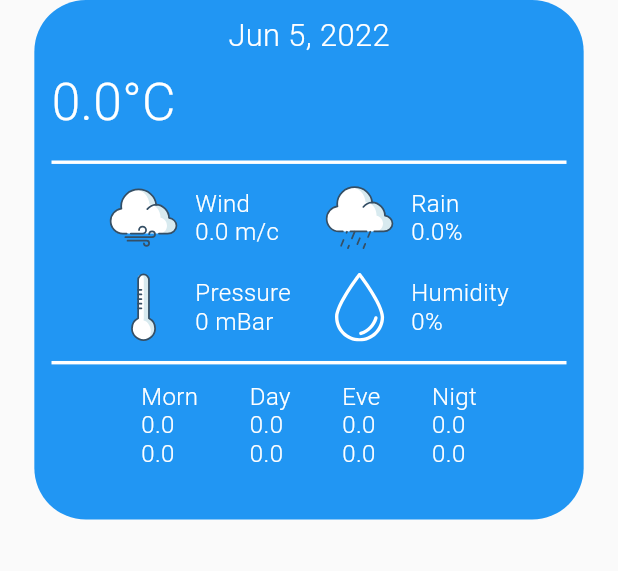
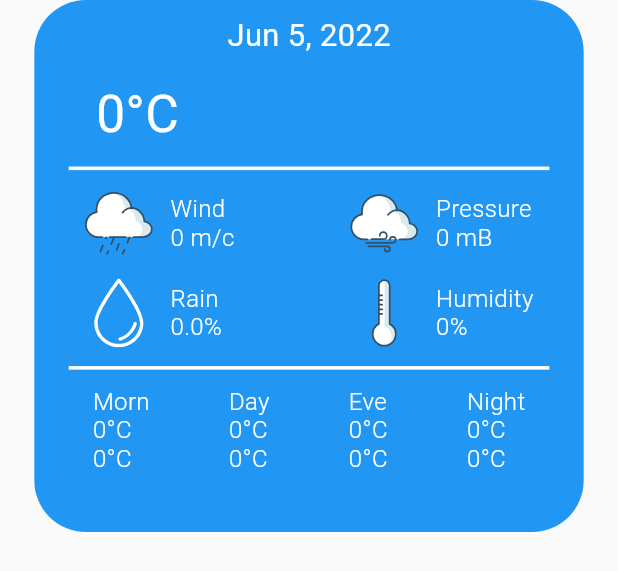
Before and after one commit to RedFox802/FlutterWeatherProject, a Flutter app: the WeatherContainer widget shown alone on an empty page, opened directly with empty values, on a phone screen of 412 x 824 dp. Shown: the top 571 px of the screen. Run offline on Flutter 3.47's test engine with Material 2 defaults, Android fonts, the phone set to English and light mode, and no system bars; our stand-ins replace dio, flutter_bloc, flutter_form_builder, flutter_screenutil, flutter_svg, form_field_validator and 1 more; network calls fail.

Commit message:
исправлены entity и рисовка

```diff
--- a/lib/common_components/app_bars/default_app_bar.dart
+++ b/lib/common_components/app_bars/default_app_bar.dart
@@ -25,7 +25,10 @@ class DefaultAppBar extends StatelessWidget with PreferredSizeWidget {
     return PreferredSize(
       preferredSize: const Size.fromHeight(80.0),
       child: AppBar(
-        title: Text(titleText, style: AppTextStyle.normalW300S18),
+        title: Text(
+          titleText,
+          style: AppTextStyle.normalW400S18,
+        ),
         centerTitle: true,
         leading: canPop
             ? IconButton(
--- a/lib/common_components/line.dart
+++ /dev/null
@@ -1,20 +0,0 @@
-import 'package:flutter/material.dart';
-import 'package:flutter_screenutil/flutter_screenutil.dart';
-
-class Line extends StatelessWidget {
-  const Line({Key? key}) : super(key: key);
-
-  @override
-  Widget build(BuildContext context) {
-    return Padding(
-      padding: EdgeInsets.symmetric(vertical: 10.h),
-      child: Container(
-        width: 300.w,
-        decoration: BoxDecoration(
-          border: BorderDirectional(
-              bottom: BorderSide(width: 2.w, color: Colors.white)),
-        ),
-      ),
-    );
-  }
-}
--- a/lib/common_components/text_styles/app_text_styles.dart
+++ b/lib/common_components/text_styles/app_text_styles.dart
@@ -5,13 +5,13 @@ class AppTextStyle {
 
   static final TextStyle normalW300S30 = TextStyle(
     fontSize: 30.sp,
-    fontWeight: FontWeight.w300,
+    fontWeight: FontWeight.w400,
       color: Colors.white
   );
 
-  static final TextStyle normalW300S40 = TextStyle(
-    fontSize: 40.sp,
-    fontWeight: FontWeight.w300,
+  static final TextStyle normalW300S60 = TextStyle(
+    fontSize: 60.sp,
+    fontWeight: FontWeight.w400,
       color: Colors.white
   );
 
@@ -21,21 +21,40 @@ class AppTextStyle {
     color: Colors.white
   );
 
+  static final TextStyle normalW400S16 = TextStyle(
+      fontSize: 16.sp,
+      fontWeight: FontWeight.w400,
+      color: Colors.white
+  );
+
   static final TextStyle normalW300S14 = TextStyle(
     fontSize: 14.sp,
     fontWeight: FontWeight.w300,
       color: Colors.white
   );
 
-  static final TextStyle normalW300S18 = TextStyle(
+  static final TextStyle normalW400S18 = TextStyle(
     fontSize: 18.sp,
-    fontWeight: FontWeight.w300,
+    fontWeight: FontWeight.w400,
       color: Colors.white
   );
 
-  static final TextStyle normalW300S22 = TextStyle(
+  static final TextStyle normalW500S18 = TextStyle(
+      fontSize: 18.sp,
+      fontWeight: FontWeight.w500,
+      color: Colors.white
+  );
+
+
+  static final TextStyle normalW400S22 = TextStyle(
     fontSize: 22.sp,
-    fontWeight: FontWeight.w300,
+    fontWeight: FontWeight.w400,
+      color: Colors.white
+  );
+
+  static final TextStyle normalW500S22 = TextStyle(
+      fontSize: 22.sp,
+      fontWeight: FontWeight.w400,
       color: Colors.white
   );
 
--- a/lib/features/home_page/presentation/screen/home_screen.dart
+++ b/lib/features/home_page/presentation/screen/home_screen.dart
@@ -23,7 +23,7 @@ class HomeScreen extends StatelessWidget {
               child: Text(
                 'Choose your city',
                 textAlign: TextAlign.center,
-                style: AppTextStyle.normalW300S22,
+                style: AppTextStyle.normalW400S22,
               ),
             ),
             Padding(
@@ -61,7 +61,7 @@ class HomeScreen extends StatelessWidget {
                 },
                 child: Text(
                   "Confirm",
-                  style: AppTextStyle.normalW300S18,
+                  style: AppTextStyle.normalW400S18,
                 ),
               ),
             ),
--- a/lib/features/three_days_weather_page/entity/three_days_weather_entity.dart
+++ b/lib/features/three_days_weather_page/entity/three_days_weather_entity.dart
@@ -7,17 +7,17 @@ part 'three_days_weather_entity.g.dart';
 @freezed
 class ThreeDaysWeatherEntity with _$ThreeDaysWeatherEntity {
   const factory ThreeDaysWeatherEntity({
-    @Default(0) final double tempDay,
-    @Default(0) final double tempNight,
-    @Default(0) final double tempEve,
-    @Default(0) final double tempMorn,
-    @Default(0) final double feelsDay,
-    @Default(0) final double feelsNight,
-    @Default(0) final double feelsEve,
-    @Default(0) final double feelsMorn,
+    @Default(0) final int tempDay,
+    @Default(0) final int tempNight,
+    @Default(0) final int tempEve,
+    @Default(0) final int tempMorn,
+    @Default(0) final int feelsDay,
+    @Default(0) final int feelsNight,
+    @Default(0) final int feelsEve,
+    @Default(0) final int feelsMorn,
     @Default('') final String weatherMain,
     @Default('') final String weatherDescription,
-    @Default(0) final double windSpeed,
+    @Default(0) final int windSpeed,
     @Default(0) final int pressure,
     @Default(0) final int humidity,
     @Default(0) final double pop,
--- a/lib/features/three_days_weather_page/presentation/components/weather_container.dart
+++ b/lib/features/three_days_weather_page/presentation/components/weather_container.dart
@@ -4,7 +4,6 @@ import 'package:intl/intl.dart';
 import 'package:weather_app/common_components/text_styles/app_text_styles.dart';
 import 'package:weather_app/features/three_days_weather_page/entity/three_days_weather_entity.dart';
 
-import '../../../../common_components/line.dart';
 import '../../../../gen/assets.gen.dart';
 
 class WeatherContainer extends StatelessWidget {
@@ -23,68 +22,50 @@ class WeatherContainer extends StatelessWidget {
     return Padding(
       padding: EdgeInsets.symmetric(horizontal: 20.w),
       child: Container(
-        height: 290.h,
+        //вычитаем для отступов
+        height: MediaQuery.of(context).size.height / 2 - 48.h,
         decoration: BoxDecoration(
           borderRadius: BorderRadius.circular(30.r),
           color: Colors.blue,
         ),
         child: Column(
           children: [
-            SizedBox(height: 10.h),
-            Text(
+            Padding(
+              padding: EdgeInsets.symmetric(vertical: 10.h),
+              child: Text(
                 DateFormat.yMMMd().format(_date),
-              style: AppTextStyle.normalW300S18,
+                style: AppTextStyle.normalW400S18,
+              ),
             ),
             Padding(
-              padding: EdgeInsets.only(top: 10.h),
+              padding: EdgeInsets.symmetric(vertical: 6.h, horizontal: 36.w),
               child: Row(
+                mainAxisAlignment: MainAxisAlignment.spaceBetween,
                 children: [
-                  Padding(
-                    padding: EdgeInsets.only(bottom: 6.h, left: 10.w, right: 20.h),
-                    child: Text(
+                  Text(
                     "${entity.tempDay}°C",
                     style: AppTextStyle.normalW300S30,
                   ),
-                  ),
                   Text(
                     "${entity.weatherMain}\n${entity.weatherDescription}",
-                    style: AppTextStyle.normalW300S14,
+                    maxLines: 4,
+                    style: AppTextStyle.normalW400S16,
                     textAlign: TextAlign.center,
                   ),
                 ],
               ),
             ),
-            const Line(),
-            Row(
-              mainAxisAlignment: MainAxisAlignment.center,
+            Divider(
+              thickness: 2.h,
+              color: Colors.white,
+              endIndent: 20.w,
+              indent: 20.w,
+            ),
+            Padding(
+              padding: EdgeInsets.symmetric(vertical: 4.h, horizontal: 28.h),
+              child: Row(
+                mainAxisAlignment: MainAxisAlignment.spaceBetween,
                 children: [
-                Column(
-                  crossAxisAlignment: CrossAxisAlignment.start,
-                  children: [
-                    Row(
-                      children: [
-                        Assets.icons.iconWind.svg(width: 40.w, height: 40.h),
-                        SizedBox(width: 10.w),
-                        Text(
-                          "Wind\n${entity.windSpeed} m/c",
-                          style: AppTextStyle.normalW300S14,
-                        ),
-                      ],
-                    ),
-                    SizedBox(height: 10.h),
-                    Row(
-                      children: [
-                        Assets.icons.iconPreassure.svg(width: 40.w, height: 40.h),
-                        SizedBox(width: 10.w),
-                        Text(
-                          "Pressure\n${entity.pressure} mBar",
-                          style: AppTextStyle.normalW300S14,
-                        ),
-                      ],
-                    ),
-                  ],
-                ),
-                SizedBox(width: 20.w),
                   Column(
                     crossAxisAlignment: CrossAxisAlignment.start,
                     children: [
@@ -93,7 +74,7 @@ class WeatherContainer extends StatelessWidget {
                           Assets.icons.iconRain.svg(width: 40.w, height: 40.h),
                           SizedBox(width: 10.w),
                           Text(
-                          "Rain\n${entity.pop}%",
+                            "Wind\n${entity.windSpeed} m/c",
                             style: AppTextStyle.normalW300S14,
                           ),
                         ],
@@ -108,39 +89,71 @@ class WeatherContainer extends StatelessWidget {
                           ),
                           SizedBox(width: 10.w),
                           Text(
+                            "Rain\n${entity.pop}%",
+                            style: AppTextStyle.normalW300S14,
+                          ),
+                        ],
+                      ),
+                    ],
+                  ),
+                  Column(
+                    crossAxisAlignment: CrossAxisAlignment.start,
+                    children: [
+                      Row(
+                        children: [
+                          Assets.icons.iconWind.svg(width: 40.w, height: 40.h),
+                          SizedBox(width: 10.w),
+                          Text(
+                            "Pressure\n${entity.pressure} mB",
+                            style: AppTextStyle.normalW300S14,
+                          ),
+                        ],
+                      ),
+                      SizedBox(height: 10.h),
+                      Row(
+                        children: [
+                          Assets.icons.iconPreassure.svg(width: 40.w, height: 40.h),
+                          SizedBox(width: 10.w),
+                          Text(
                             "Humidity\n${entity.humidity}%",
                             style: AppTextStyle.normalW300S14,
                           ),
                         ],
                       ),
                     ],
-                )
+                  ),
                 ],
               ),
-            const Line(),
-            Row(
-              mainAxisAlignment: MainAxisAlignment.center,
+            ),
+            Divider(
+              thickness: 2.h,
+              color: Colors.white,
+              endIndent: 20.w,
+              indent: 20.w,
+            ),
+            Padding(
+              padding: EdgeInsets.symmetric(vertical: 4.h, horizontal: 34.w),
+              child: Row(
+                mainAxisAlignment: MainAxisAlignment.spaceBetween,
                 children: [
                   Text(
-                  'Morn\n${entity.tempMorn}\n${entity.feelsMorn}',
+                    'Morn\n${entity.tempMorn}°C\n${entity.feelsMorn}°C',
                     style: AppTextStyle.normalW300S14,
                   ),
-                SizedBox(width: 30.w),
                   Text(
-                  'Day\n${entity.tempDay}\n${entity.feelsDay}',
+                    'Day\n${entity.tempDay}°C\n${entity.feelsDay}°C',
                     style: AppTextStyle.normalW300S14,
                   ),
-                SizedBox(width: 30.w),
                   Text(
-                  'Eve\n${entity.tempEve}\n${entity.feelsEve}',
+                    'Eve\n${entity.tempEve}°C\n${entity.feelsEve}°C',
                     style: AppTextStyle.normalW300S14,
                   ),
-                SizedBox(width: 30.w),
                   Text(
-                  'Nigt\n${entity.tempNight}\n${entity.feelsNight}',
+                    'Night\n${entity.tempNight}°C\n${entity.feelsNight}°C',
                     style: AppTextStyle.normalW300S14,
                   ),
                 ],
+              ),
             ),
           ],
         ),
```
Also changed, not shown: lib/features/three_days_weather_page/data/dto/daily_dto/daily_dto.dart (+9 -9 lines), lib/features/three_days_weather_page/presentation/screen/three_days_weather_screen.dart (+12 -21 lines), lib/features/today_weather_page/data/dto/today_weather_dto/today_weather_dto.dart (+5 -7 lines), lib/features/today_weather_page/domain/entity/weather_entity.dart (+5 -7 lines), lib/features/today_weather_page/presentation/screen/today_weather_screen.dart (+63 -56 lines), lib/features/three_days_weather_page/entity/three_days_weather_entity.freezed.dart, lib/features/three_days_weather_page/entity/three_days_weather_entity.g.dart, lib/features/today_weather_page/domain/entity/weather_entity.freezed.dart, lib/features/today_weather_page/domain/entity/weather_entity.g.dart. Lines whose indentation alone changed are shown as unchanged.
